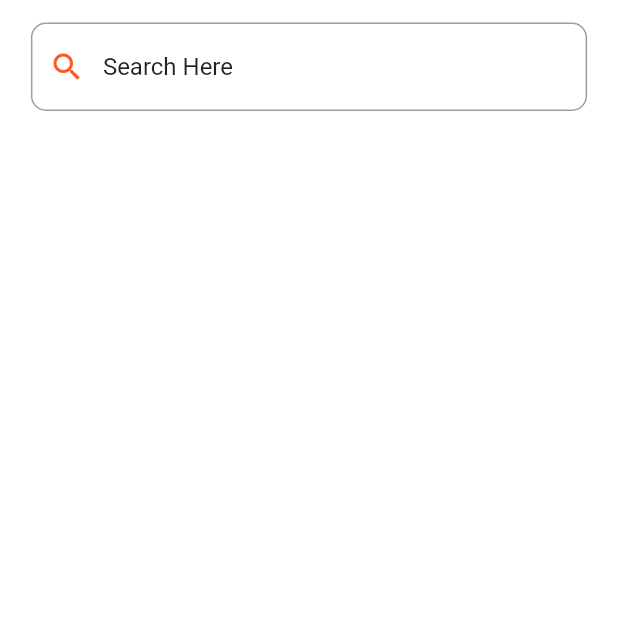
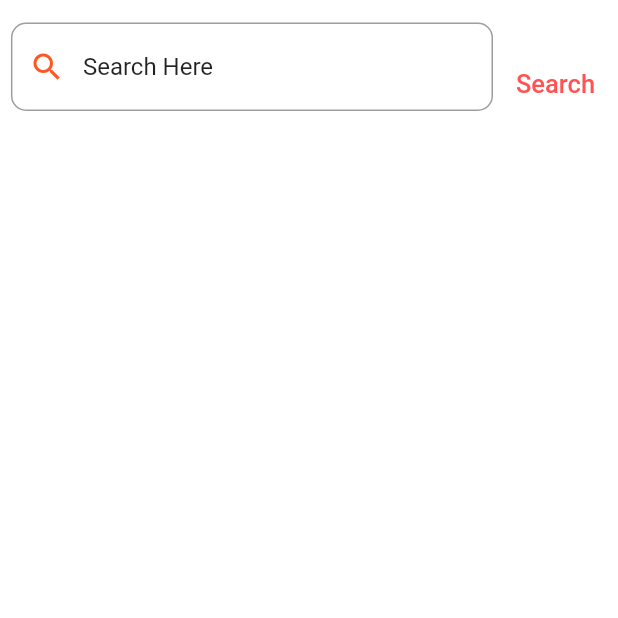
Before and after one commit to rishabh2000jain/news_app, a Flutter app: the screen it shows after launch, after a tap on the "search" icon, on a phone screen of 412 x 824 dp, the top half of it. Run offline on Flutter 3.47's test engine with Material 2 defaults, Android fonts, the light colour scheme and no system bars; our stand-ins replace dio, equatable, flutter_bloc, retrofit, shared_preferences; generated files the repository leaves out were written again; network calls fail.

Commit message:
final commit

```diff
--- a/lib/main.dart
+++ b/lib/main.dart
@@ -11,23 +11,29 @@ import 'package:paper/src/shared_preference/app_preference.dart';
 void main() async {
   /// [WidgetsFlutterBinding.ensureInitialized()] makes sure that we have an instance of the WidgetsBinding,
   /// which is required to use platform channels to call the native code.
+
   WidgetsFlutterBinding.ensureInitialized();
   await AppPreferences.init();
-  return runApp(MyApp());
+  return runApp(const MyApp());
+
 }
 
 class MyApp extends StatelessWidget {
+  const MyApp({Key? key}) : super(key: key);
+
   @override
   Widget build(BuildContext context) {
     return MultiBlocProvider(providers: [
       BlocProvider(create: (context) => HomeBloc(const InitialSearchState())),
       BlocProvider(
           create: (context) => ThemeBloc(AppPreferences.getThemeDetail())),
-    ], child: MaterialAppWidget());
+    ], child: const MaterialAppWidget());
   }
 }
 
 class MaterialAppWidget extends StatelessWidget {
+  const MaterialAppWidget({Key? key}) : super(key: key);
+
   @override
   Widget build(BuildContext context) {
     return BlocBuilder<ThemeBloc, ThemeState>(
--- a/lib/src/api_lib/service_manager.dart
+++ b/lib/src/api_lib/service_manager.dart
@@ -7,7 +7,7 @@ import 'package:paper/src/resources/strings/app_strings.dart';
 class ServiceManager {
   static ServiceManager? _serviceManager;
   static final Map<String, String> _defaultHeaders = {
-    AppStrings.X_API_KEY_HEADER_KEY: AppStrings.API_KEY,
+    AppStrings.kXApiKey: AppStrings.kApiKey,
   };
   ServiceManager._instance();
   /// Method to get Singleton instance of the class
@@ -24,7 +24,7 @@ class ServiceManager {
     hashMap['Accept'] = 'application/json; charset=utf-8';
     _defaultHeaders.addAll(hashMap);
     dio
-      ..options.baseUrl = AppStrings.BASE_URL
+      ..options.baseUrl = AppStrings.kBaseUrl
       ..options.headers = _defaultHeaders;
 
     dio.interceptors.add(LogInterceptor(
--- a/lib/src/app/repository/news/api/news_client.dart
+++ b/lib/src/app/repository/news/api/news_client.dart
@@ -6,7 +6,7 @@ import '../api/models/news_response.dart';
 
 part 'news_client.g.dart';
 
-@RestApi(baseUrl: AppStrings.BASE_URL)
+@RestApi(baseUrl: AppStrings.kBaseUrl)
 abstract class NewsClient {
   factory NewsClient(Dio dio) => _NewsClient(dio);
 
--- a/lib/src/app/ui/home/home_screen.dart
+++ b/lib/src/app/ui/home/home_screen.dart
@@ -99,7 +99,7 @@ class _HomeScreenState extends State<HomeScreen> {
     return Scaffold(
       appBar: AppBar(
         title:
-            Text(AppStrings.APP_NAME_STRING, style: theme.textTheme.headline5),
+            Text(AppStrings.kAppNameString, style: theme.textTheme.headline5),
         elevation: 0,
         centerTitle: true,
         actions: [
@@ -183,7 +183,7 @@ class _HomeScreenState extends State<HomeScreen> {
             Padding(
               padding: const EdgeInsets.only(left: 5, bottom: 10),
               child: Text(
-                AppStrings.CATEGORY_STRING,
+                AppStrings.kCategoryString,
                 style: theme.textTheme.bodyText2,
                 textAlign: TextAlign.left,
               ),
@@ -202,18 +202,14 @@ class _HomeScreenState extends State<HomeScreen> {
             Padding(
               padding: const EdgeInsets.only(left: 5, bottom: 10, top: 10),
               child: Text(
-                AppStrings.TOP_HEADLINE_STRING,
+                AppStrings.kTopHeadlinesString,
                 style: theme.textTheme.bodyText2,
                 textAlign: TextAlign.left,
               ),
             ),
             BlocBuilder<HomeBloc, HomeState>(
-              // buildWhen: (context, state) {
-              //   return state.screens == Screens.HOME;
-              // },
               bloc: _homeBloc,
               builder: (context, homeState) {
-                print('home');
                 if (homeState is InitialSearchState) {
                   _makeApiCall();
                   return Container();
@@ -248,7 +244,7 @@ class _HomeScreenState extends State<HomeScreen> {
                   _resetApiParam();
                   return Column(children: [
                     Image.asset(
-                      AppStrings.PageNotFoundImage,
+                      AppStrings.kPageNotFoundImage,
                       fit: BoxFit.fill,
                     ),
                     TextButton(
--- a/lib/src/app/ui/news_detail/news_detail_screen.dart
+++ b/lib/src/app/ui/news_detail/news_detail_screen.dart
@@ -30,10 +30,10 @@ class NewsDetailScreen extends StatelessWidget {
             expandedHeight: size.height * 0.7,
             flexibleSpace: FlexibleSpaceBar(
               background: Image.network(
-                '${AppUtil.isStringEmpty(args.urlToImage ?? '') ? AppStrings.BrokenImage : args.urlToImage}',
+                '${AppUtil.isStringEmpty(args.urlToImage ?? '') ? AppStrings.kBrokenImage : args.urlToImage}',
                 errorBuilder: (context, _, stack) {
                   return Image.asset(
-                    AppStrings.BrokenImage,
+                    AppStrings.kBrokenImage,
                   );
                 },
                 fit: BoxFit.fill,
--- a/lib/src/app/ui/search/news_search_screen.dart
+++ b/lib/src/app/ui/search/news_search_screen.dart
@@ -21,17 +21,19 @@ class _NewsSearchScreenState extends State<NewsSearchScreen> {
   final List<Article> _articles = [];
   late NewsSearchBloc _newsSearchBloc;
   int _currentPage = 1;
-  late ScrollController _controller;
+  late ScrollController _scrollController;
 
   bool _isNextPage = true;
 
   String _query = '';
+  late TextEditingController _searchViewController;
 
   @override
   void initState() {
-    _controller = ScrollController();
-    _controller.addListener(_listenScroll);
+    _scrollController = ScrollController();
+    _scrollController.addListener(_listenScroll);
     _newsSearchBloc = NewsSearchBloc(const InitialSearchState());
+    _searchViewController = TextEditingController();
     super.initState();
   }
 
@@ -44,7 +46,8 @@ class _NewsSearchScreenState extends State<NewsSearchScreen> {
   }
 
   void _listenScroll() {
-    if (_controller.offset >= _controller.position.maxScrollExtent &&
+    if (_scrollController.offset >=
+            _scrollController.position.maxScrollExtent &&
         _isNextPage &&
         _newsSearchBloc.state is! LoadingSearchState) {
       _newsSearchBloc.add(SearchModule(page: _currentPage, query: _query));
@@ -53,7 +56,7 @@ class _NewsSearchScreenState extends State<NewsSearchScreen> {
 
   @override
   void dispose() {
-    _controller.dispose();
+    _scrollController.dispose();
     _articles.clear();
     _newsSearchBloc.close();
     super.dispose();
@@ -75,21 +78,35 @@ class _NewsSearchScreenState extends State<NewsSearchScreen> {
           children: [
             AppConstants.kSpacer_15,
             Center(
-              child: SearchView(
+              child: Row(
+                  mainAxisAlignment: MainAxisAlignment.spaceEvenly,
+                  crossAxisAlignment: CrossAxisAlignment.center,
+                  children: [
+                    SearchView(
                       searchData: (query) {
                         _resetApiParams();
                         _makeApiCall(query);
                       },
                       size: size,
+                      textController: _searchViewController,
                     ),
+                    TextButton(
+                      onPressed: () {
+                         FocusScope.of(context).unfocus();
+                         _resetApiParams();
+                         _makeApiCall(_searchViewController.text);
+                      },
+                      child: const Text(
+                        'Search',
+                        style: TextStyle(color: Colors.redAccent, fontSize: 17),
+                        textAlign: TextAlign.center,
+                      ),
+                    )
+                  ]),
             ),
             BlocBuilder<NewsSearchBloc, HomeState>(
-              // buildWhen: (context, state) {
-              //   return state.screens == Screens.SEARCH;
-              // },
               bloc: _newsSearchBloc,
               builder: (context, state) {
-                print('search');
                 if (state is InitialSearchState) {
                   return Container();
                 } else if (state is LoadedSearchState) {
@@ -102,7 +119,7 @@ class _NewsSearchScreenState extends State<NewsSearchScreen> {
                     _isNextPage = false;
                   }
                   return SearchList(
-                      controller: _controller,
+                      controller: _scrollController,
                       articles: _articles,
                       hasNext: _isNextPage,
                       theme: theme);
@@ -112,7 +129,7 @@ class _NewsSearchScreenState extends State<NewsSearchScreen> {
                           child: CircularProgressIndicator(),
                         )
                       : SearchList(
-                          controller: _controller,
+                          controller: _scrollController,
                           articles: _articles,
                           theme: theme,
                           hasNext: _isNextPage,
@@ -123,7 +140,7 @@ class _NewsSearchScreenState extends State<NewsSearchScreen> {
                   return Expanded(
                     child: SingleChildScrollView(
                       child: Image.asset(
-                        AppStrings.PageNotFoundImage,
+                        AppStrings.kPageNotFoundImage,
                         fit: BoxFit.fitWidth,
                       ),
                     ),
--- a/lib/src/app/ui/search/widgets/search_view.dart
+++ b/lib/src/app/ui/search/widgets/search_view.dart
@@ -4,27 +4,29 @@ import 'package:flutter/material.dart';
 class SearchView extends StatefulWidget {
   final Function searchData;
   const SearchView({
+    required this.textController,
     required this.size,
     required this.searchData,
     Key? key
   })  :super(key: key);
 
   final Size size;
+  final TextEditingController textController;
   @override
   State<SearchView> createState() => _SearchViewState();
 }
 
 class _SearchViewState extends State<SearchView> {
   bool _isFocused = false;
-  final _controller = TextEditingController();
+
   @override
   Widget build(BuildContext context) {
     final theme = Theme.of(context).colorScheme;
     return SizedBox(
-      width: widget.size.width * 0.9,
+      width: widget.size.width * 0.78,
       height: widget.size.width * 0.2,
       child: TextField(
-        controller: _controller,
+        controller: widget.textController,
         cursorColor: theme.primaryVariant,
         decoration: InputDecoration(
           hintStyle: TextStyle(
@@ -40,7 +42,7 @@ class _SearchViewState extends State<SearchView> {
           suffixIcon: _isFocused
               ? IconButton(
                   onPressed: () {
-                    _controller.text = '';
+                    widget.textController.text = '';
                   },
                   icon: Icon(
                     Icons.clear,
--- a/lib/src/common/image_widget.dart
+++ b/lib/src/common/image_widget.dart
@@ -15,7 +15,7 @@ class CommonImageView extends StatelessWidget {
   Widget build(BuildContext context) {
     return Image.network(
       AppUtil.isStringEmpty(imageUrl ?? '')
-          ? AppStrings.BrokenImage
+          ? AppStrings.kBrokenImage
           : imageUrl!,
       height: height,
       width: width,
@@ -35,7 +35,7 @@ class CommonImageView extends StatelessWidget {
       },
       errorBuilder: (context, obj, stack) {
         return Image.asset(
-          AppStrings.BrokenImage,
+          AppStrings.kBrokenImage,
           height: 300.0,
           fit: BoxFit.fill,
         );
--- a/lib/src/resources/strings/app_strings.dart
+++ b/lib/src/resources/strings/app_strings.dart
@@ -1,18 +1,18 @@
 abstract class AppStrings {
-  static const TOP_HEADLINE_STRING = 'Top Headlines';
-  static const SEARCH_STRING = 'Search';
-  static const FILTER_STRING = 'Filter';
-  static const BrokenImage = 'assets/images/broken_image.png';
-  static const PageNotFoundImage = 'assets/images/page_not_found.png';
-  static const CATEGORY_STRING = 'Category';
-  static const APP_NAME_STRING = 'Paper';
-  static const THEME_STRING = 'Theme';
-  static const API_KEY = '3dee4a4e059b48cabb5ee0a72afefabd';
-  static const X_API_KEY_HEADER_KEY = 'X-Api-Key';
-  static const BASE_URL = 'https://newsapi.org/v2/';
-  static const PLAYFAIR_DISPLAY_FONT = 'PlayfairDisplay';
+  static const kTopHeadlinesString = 'Top Headlines';
+  static const kSearchString = 'Search';
+  static const kFilterString = 'Filter';
+  static const kBrokenImage = 'assets/images/broken_image.png';
+  static const kPageNotFoundImage = 'assets/images/page_not_found.png';
+  static const kCategoryString = 'Category';
+  static const kAppNameString = 'Paper';
+  static const kThemeString = 'Theme';
+  static const kApiKey = '3dee4a4e059b48cabb5ee0a72afefabd';
+  static const kXApiKey = 'X-Api-Key';
+  static const kBaseUrl = 'https://newsapi.org/v2/';
+  static const kPlayfairDisplayFont = 'PlayfairDisplay';
   static const kThemeDataPref = 'app_theme';
   static const kCountryPref = 'selected_country';
-  static const LOREM_IPSUM =
+  static const kLoremIpsum =
       'Lorem Ipsum is simply dummy text of the printing and typesetting industry. Lorem Ipsum has been the industry\'s standard dummy text ever since the 1500s, when an unknown printer took a galley of type and scrambled it to make a type specimen book. It has survived not only five centuries, but also the leap into electronic typesetting, remaining; essentially unchanged. It was popularised in the 1960s with the release of Letraset sheets containing Lorem Ipsum passages, and more recently with desktop publishing software like Aldus PageMaker including versions of Lorem Ipsum.';
 }
--- a/lib/src/resources/style/themes.dart
+++ b/lib/src/resources/style/themes.dart
@@ -30,7 +30,7 @@ class AppThemes {
         headline5: TextStyle(
             color: Colors.black,
             fontWeight: FontWeight.w900,
-            fontFamily: AppStrings.PLAYFAIR_DISPLAY_FONT),
+            fontFamily: AppStrings.kPlayfairDisplayFont),
         headline6: TextStyle(
             fontWeight: FontWeight.w900,
             fontSize: 21,
@@ -64,7 +64,7 @@ class AppThemes {
         headline5: TextStyle(
             color: Colors.white,
             fontWeight: FontWeight.w900,
-            fontFamily: AppStrings.PLAYFAIR_DISPLAY_FONT),
+            fontFamily: AppStrings.kPlayfairDisplayFont),
         headline6: TextStyle(
             fontWeight: FontWeight.w900,
             color: Colors.white,
```
Lines whose indentation alone changed are shown as unchanged.
